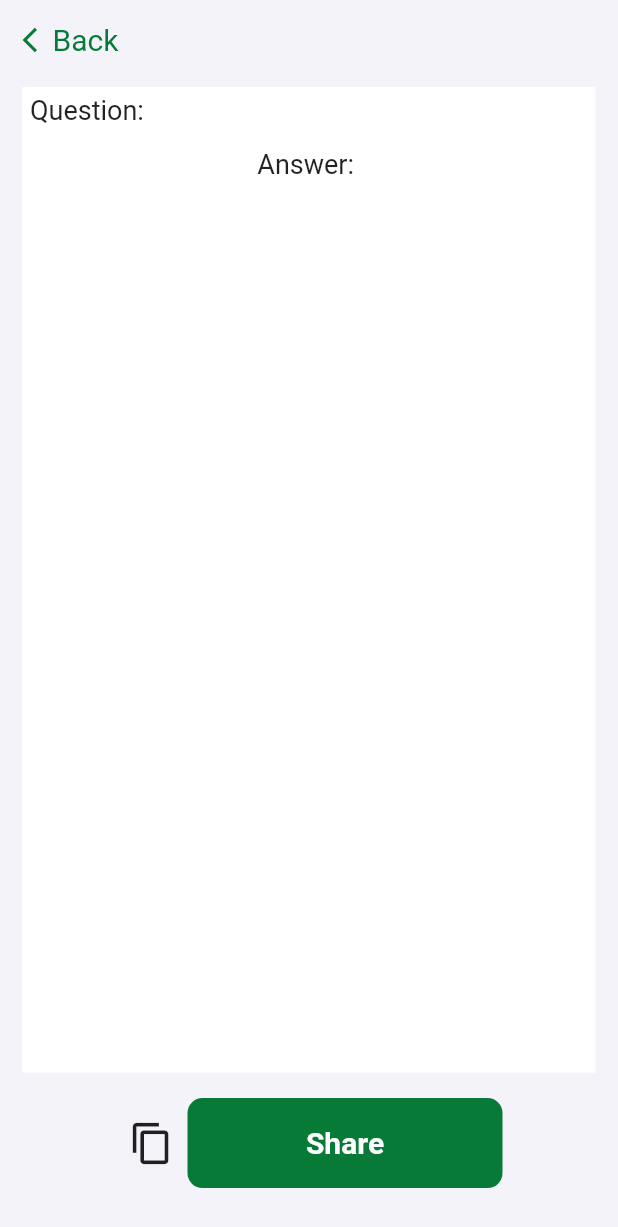
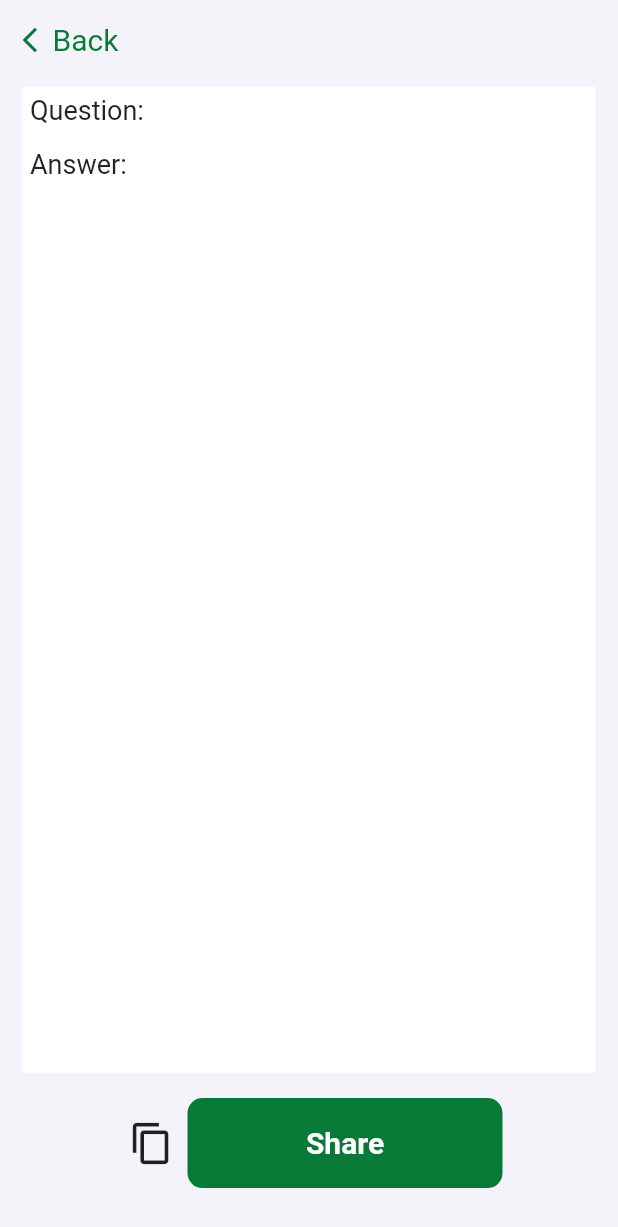
Before and after one commit to anshjikadra/ai_writer, a Flutter app: the submit_page screen opened directly with empty values, on a phone screen of 412 x 824 dp. Shown: the top 1227 px of the screen. Run offline on Flutter 3.47's test engine with Material 2 defaults, Android fonts, the phone set to English and light mode, and no system bars; our stand-ins replace dotted_border, fluttertoast, share_plus.

Commit message:
Initial Commit

```diff
--- a/lib/screen/submit_page.dart
+++ b/lib/screen/submit_page.dart
@@ -24,12 +24,19 @@ class _submit_pageState extends State<submit_page> {
           child: Column(
 
             children: [
-              Row(
-                children: [
-                  GestureDetector(onTap: () {
-                  },child: Icon(Icons.arrow_back_ios,color: Color(0xFF077A37),size: 20,)),
-                  Align(alignment: Alignment.topLeft,child: Text("Back",style: TextStyle(color:Color(0xFF077A37),fontSize: 20),)),
-                ],
+              GestureDetector(
+                onTap: () {
+
+                  Navigator.pop(context);
+                },
+                child: Row(
+
+                  children: [
+
+                    Icon(Icons.arrow_back_ios,color: Color(0xFF077A37),size: 20,),
+                    Align(alignment: Alignment.topLeft,child: Text("Back",style: TextStyle(color:Color(0xFF077A37),fontSize: 20),)),
+                  ],
+                ),
               ),
               SizedBox(
                 height: 20,
@@ -44,11 +51,10 @@ class _submit_pageState extends State<submit_page> {
                       child: SingleChildScrollView(
                         scrollDirection: Axis.vertical,
                         child: Column(
-
-
-
+                          mainAxisAlignment: MainAxisAlignment.start,
+                          crossAxisAlignment: CrossAxisAlignment.start,
                           children: [
-                            Align(alignment: Alignment.topLeft,child: Text("Question: ${widget.question}",style: TextStyle(fontSize: 18))),
+                            Text("Question: ${widget.question}",style: TextStyle(fontSize: 18)),
                             SizedBox(height: 15,),
                             Text("Answer: ${widget.answer}",style: TextStyle(fontSize: 18)),
                           ],
```
Also changed, not shown: lib/screen/first_page.dart (+0 -12 lines).
